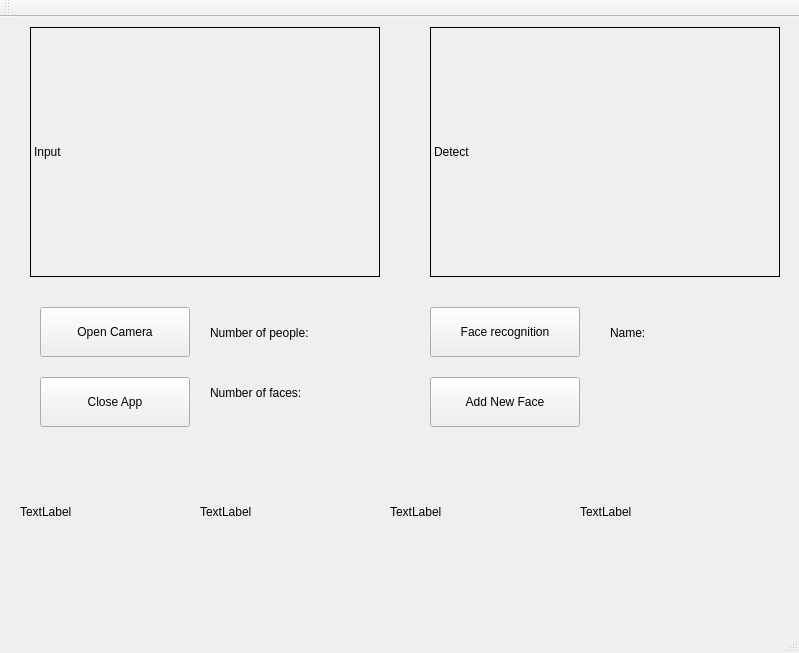
Before: the Qt Designer form Lab5/mainwindow.ui in JoyHsiao/Embeded, drawn with Qt 5.
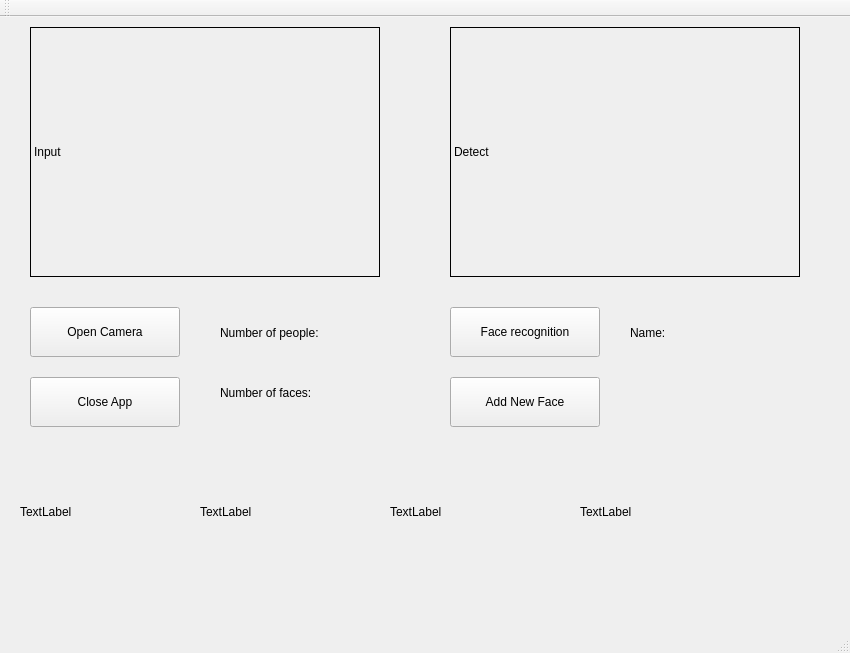
After: the same form once the commit is applied.

Commit message: face recognizer is ready.

```diff
--- a/Lab5/mainwindow.ui
+++ b/Lab5/mainwindow.ui
@@ -6,7 +6,7 @@
    <rect>
     <x>0</x>
     <y>0</y>
-    <width>799</width>
+    <width>850</width>
     <height>653</height>
    </rect>
   </property>
@@ -33,7 +33,7 @@
    <widget class="QLabel" name="Detect">
     <property name="geometry">
      <rect>
-      <x>430</x>
+      <x>450</x>
       <y>10</y>
       <width>350</width>
       <height>250</height>
@@ -49,7 +49,7 @@
    <widget class="QPushButton" name="Open">
     <property name="geometry">
      <rect>
-      <x>40</x>
+      <x>30</x>
       <y>290</y>
       <width>150</width>
       <height>50</height>
@@ -62,7 +62,7 @@
    <widget class="QPushButton" name="Close">
     <property name="geometry">
      <rect>
-      <x>40</x>
+      <x>30</x>
       <y>360</y>
       <width>150</width>
       <height>50</height>
@@ -75,7 +75,7 @@
    <widget class="QLabel" name="NumberP">
     <property name="geometry">
      <rect>
-      <x>210</x>
+      <x>220</x>
       <y>300</y>
       <width>181</width>
       <height>31</height>
@@ -140,7 +140,7 @@
    <widget class="QPushButton" name="Recognition">
     <property name="geometry">
      <rect>
-      <x>430</x>
+      <x>450</x>
       <y>290</y>
       <width>150</width>
       <height>50</height>
@@ -153,7 +153,7 @@
    <widget class="QPushButton" name="NewFace">
     <property name="geometry">
      <rect>
-      <x>430</x>
+      <x>450</x>
       <y>360</y>
       <width>150</width>
       <height>50</height>
@@ -166,7 +166,7 @@
    <widget class="QLabel" name="NumberF">
     <property name="geometry">
      <rect>
-      <x>210</x>
+      <x>220</x>
       <y>360</y>
       <width>181</width>
       <height>31</height>
@@ -179,7 +179,7 @@
    <widget class="QLabel" name="Name">
     <property name="geometry">
      <rect>
-      <x>610</x>
+      <x>630</x>
       <y>300</y>
       <width>181</width>
       <height>31</height>
```
Left out of the diff: 2 changed lines with no effect on the pictures. The commit also changes 2 other files.
